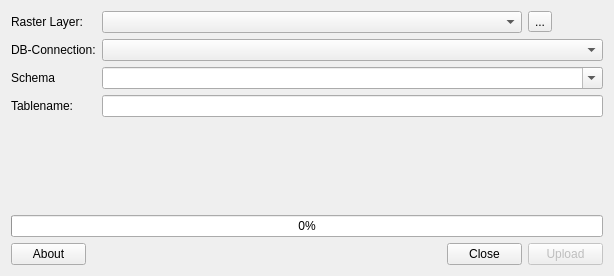
The window that pgraster_import_dialog_base.ui (hdus/pg_raster_upload) describes before a commit, drawn with Qt 5.
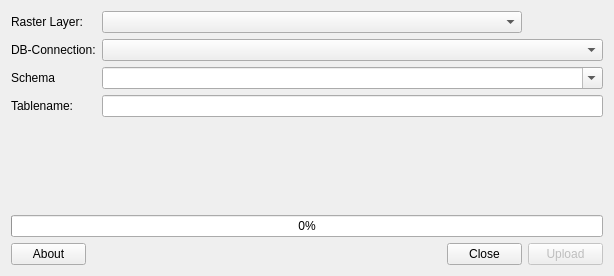
The same window after the commit. Custom widgets are drawn as their Qt base class.

Commit message: Toolbutton removed

What changed in the file:
```diff
--- a/pgraster_import_dialog_base.ui
+++ b/pgraster_import_dialog_base.ui
@@ -24,13 +24,6 @@
    <item row="0" column="1" colspan="2">
     <widget class="QgsMapLayerComboBox" name="cmb_map_layer"/>
    </item>
-   <item row="0" column="3">
-    <widget class="QToolButton" name="btn_raster_file">
-     <property name="text">
-      <string>...</string>
-     </property>
-    </widget>
-   </item>
    <item row="1" column="1" colspan="3">
     <widget class="QComboBox" name="cmb_db_connections"/>
    </item>
```
